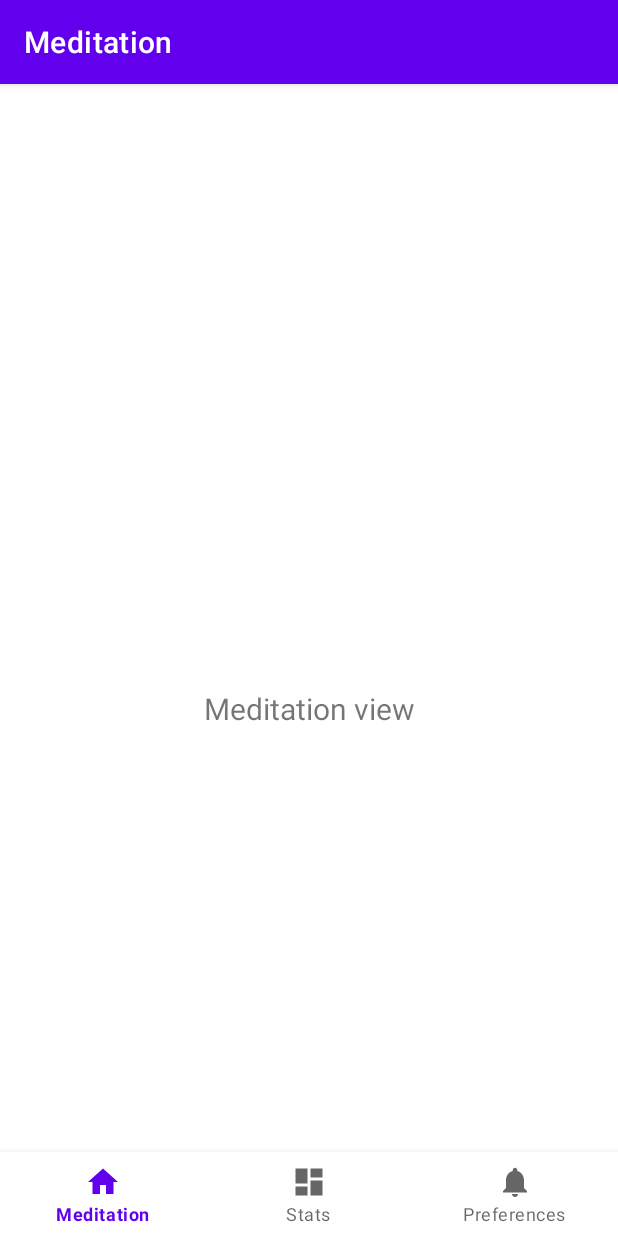
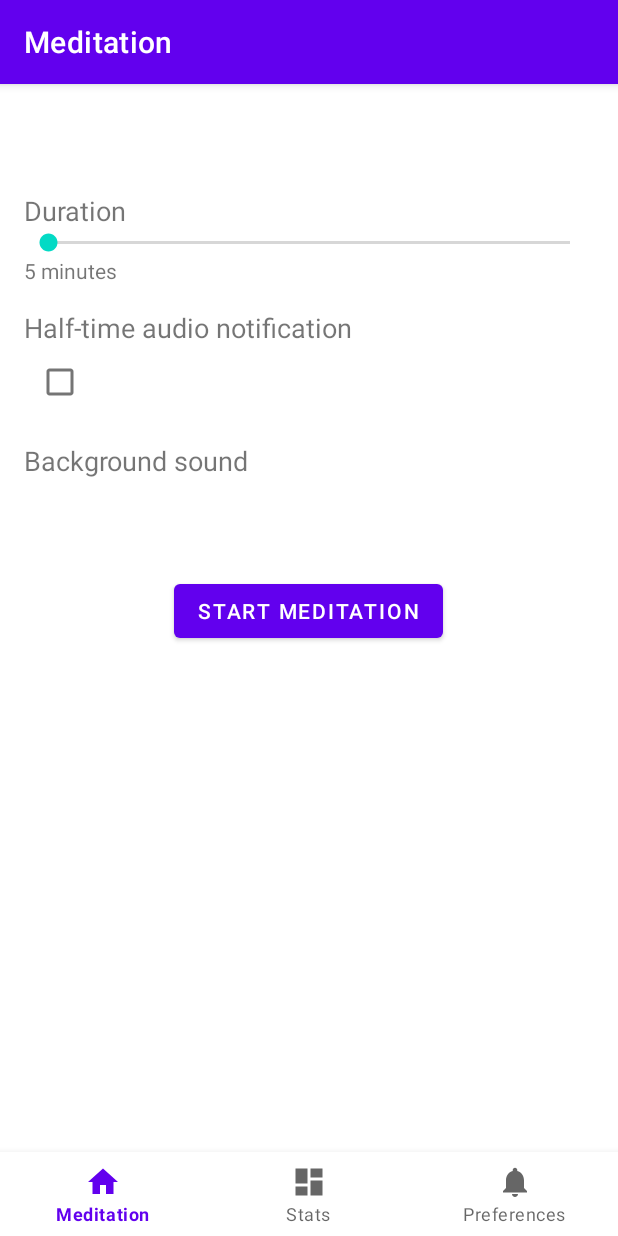
Before and after one commit to mikkac/zen_zone, an Android app: the screen it shows after launch (MainActivity), on a phone screen of 412 x 824 dp. Run offline under Robolectric (Android 15) with nearby library versions, the phone set to English and light mode, and no system bars; our stand-ins replace navigation-ui.

Commit message:
added meditation timer logic

```diff
--- a/ZenZone/app/src/main/AndroidManifest.xml
+++ b/ZenZone/app/src/main/AndroidManifest.xml
@@ -10,6 +10,7 @@
         android:label="@string/app_name"
         android:supportsRtl="true"
         android:theme="@style/Theme.ZenZone"
+        android:enableOnBackInvokedCallback="true"
         tools:targetApi="31">
         <activity
             android:name=".MainActivity"
--- a/ZenZone/app/src/main/java/zen/zone/MainActivity.java
+++ b/ZenZone/app/src/main/java/zen/zone/MainActivity.java
@@ -22,7 +22,6 @@ public class MainActivity extends AppCompatActivity {
 
         binding = ActivityMainBinding.inflate(getLayoutInflater());
         setContentView(binding.getRoot());
-
         BottomNavigationView navView = findViewById(R.id.nav_view);
         // Passing each menu ID as a set of Ids because each
         // menu should be considered as top level destinations.
@@ -33,5 +32,4 @@ public class MainActivity extends AppCompatActivity {
         NavigationUI.setupActionBarWithNavController(this, navController, appBarConfiguration);
         NavigationUI.setupWithNavController(binding.navView, navController);
     }
-
 }
--- a/ZenZone/app/src/main/java/zen/zone/ui/meditation/MeditationFragment.java
+++ /dev/null
@@ -1,37 +0,0 @@
-package zen.zone.ui.meditation;
-
-import android.os.Bundle;
-import android.view.LayoutInflater;
-import android.view.View;
-import android.view.ViewGroup;
-import android.widget.TextView;
-
-import androidx.annotation.NonNull;
-import androidx.fragment.app.Fragment;
-import androidx.lifecycle.ViewModelProvider;
-
-import zen.zone.databinding.FragmentMeditationBinding;
-
-public class MeditationFragment extends Fragment {
-
-    private FragmentMeditationBinding binding;
-
-    public View onCreateView(@NonNull LayoutInflater inflater,
-                             ViewGroup container, Bundle savedInstanceState) {
-        MeditationViewModel meditationViewModel =
-                new ViewModelProvider(this).get(MeditationViewModel.class);
-
-        binding = FragmentMeditationBinding.inflate(inflater, container, false);
-        View root = binding.getRoot();
-
-        final TextView textView = binding.textDashboard;
-        meditationViewModel.getText().observe(getViewLifecycleOwner(), textView::setText);
-        return root;
-    }
-
-    @Override
-    public void onDestroyView() {
-        super.onDestroyView();
-        binding = null;
-    }
-}
--- /dev/null
+++ b/ZenZone/app/src/main/java/zen/zone/ui/meditation/MeditationPreferencesFragment.java
@@ -0,0 +1,100 @@
+package zen.zone.ui.meditation;
+
+import android.os.Bundle;
+import android.util.Log;
+import android.view.LayoutInflater;
+import android.view.View;
+import android.view.ViewGroup;
+import android.widget.Button;
+import android.widget.CheckBox;
+import android.widget.SeekBar;
+import android.widget.Spinner;
+import android.widget.TextView;
+
+import androidx.annotation.NonNull;
+import androidx.fragment.app.Fragment;
+import androidx.navigation.fragment.NavHostFragment;
+
+import java.util.Locale;
+
+import zen.zone.R;
+
+/**
+ * A simple {@link Fragment} subclass representing the Meditation settings screen.
+ * Use the {@link MeditationPreferencesFragment#newInstance} factory method to
+ * create an instance of this fragment.
+ */
+public class MeditationPreferencesFragment extends Fragment {
+
+    public MeditationPreferencesFragment() {
+        // Required empty public constructor
+    }
+
+    /**
+     * Use this factory method to create a new instance of
+     * this fragment.
+     *
+     * @return A new instance of fragment MeditationFragment.
+     */
+    public static MeditationPreferencesFragment newInstance() {
+        return new MeditationPreferencesFragment();
+    }
+
+    @Override
+    public void onCreate(Bundle savedInstanceState) {
+        super.onCreate(savedInstanceState);
+    }
+
+    @Override
+    public View onCreateView(@NonNull LayoutInflater inflater, ViewGroup container, Bundle savedInstanceState) {
+        // Inflate the layout for this fragment
+        View view = inflater.inflate(R.layout.fragment_meditation_preferences, container, false);
+
+        SeekBar sbMeditationDuration = view.findViewById(R.id.seekBar_meditation_length);
+        final TextView tvMeditationDurationValue = view.findViewById(R.id.tv_meditation_length_value);
+        sbMeditationDuration.setOnSeekBarChangeListener(new SeekBar.OnSeekBarChangeListener() {
+            @Override
+            public void onProgressChanged(SeekBar seekBar, int progress, boolean fromUser) {
+                tvMeditationDurationValue.setText(String.format(Locale.getDefault(), "%d %s", progress + 5, getString(R.string.minutes)));
+            }
+
+            @Override
+            public void onStartTrackingTouch(SeekBar seekBar) {
+            }
+
+            @Override
+            public void onStopTrackingTouch(SeekBar seekBar) {
+            }
+        });
+
+
+        Button startMeditationButton = view.findViewById(R.id.btn_start_meditation);
+        startMeditationButton.setOnClickListener(new View.OnClickListener() {
+            @Override
+            public void onClick(View v) {
+                // Get values from UI elements
+                SeekBar meditationDurationSeekBar = view.findViewById(R.id.seekBar_meditation_length);
+                long meditationDurationMillis = (long) (meditationDurationSeekBar.getProgress() + 5) * 60 * 1000;
+
+                CheckBox halfTimeNotificationCheckBox = view.findViewById(R.id.cb_half_time_notification);
+                boolean halfTimeNotification = halfTimeNotificationCheckBox.isChecked();
+
+                Spinner backgroundSoundSpinner = view.findViewById(R.id.sp_background_sound);
+                String backgroundSound = backgroundSoundSpinner.getSelectedItem() != null ? backgroundSoundSpinner.getSelectedItem().toString() : "None";
+
+                // Pass the meditation settings as arguments to the TimerFragment
+                Bundle args = new Bundle();
+                args.putLong("meditationDurationMillis", meditationDurationMillis);
+                args.putBoolean("halfTimeNotification", halfTimeNotification);
+                args.putString("backgroundSound", backgroundSound);
+
+                // Navigate to TimerFragment with the meditation settings as arguments
+                NavHostFragment.findNavController(MeditationPreferencesFragment.this)
+                        .navigate(R.id.action_meditationFragment_to_timerFragment, args);
+            }
+        });
+
+
+        return view;
+    }
+}
--- a/ZenZone/app/src/main/res/layout/activity_main.xml
+++ b/ZenZone/app/src/main/res/layout/activity_main.xml
@@ -5,6 +5,15 @@
     android:layout_width="match_parent"
     android:layout_height="match_parent"
     android:paddingTop="?attr/actionBarSize">
+
+    <FrameLayout
+        android:id="@+id/fragment_container"
+        android:layout_width="match_parent"
+        android:layout_height="match_parent"
+        app:layout_constraintBottom_toBottomOf="parent"
+        app:layout_constraintEnd_toEndOf="parent"
+        app:layout_constraintStart_toStartOf="parent"
+        app:layout_constraintTop_toTopOf="parent" />
 
     <com.google.android.material.bottomnavigation.BottomNavigationView
         android:id="@+id/nav_view"
--- a/ZenZone/app/src/main/res/layout/fragment_meditation.xml
+++ /dev/null
@@ -1,22 +0,0 @@
-<?xml version="1.0" encoding="utf-8"?>
-<androidx.constraintlayout.widget.ConstraintLayout xmlns:android="http://schemas.android.com/apk/res/android"
-    xmlns:app="http://schemas.android.com/apk/res-auto"
-    xmlns:tools="http://schemas.android.com/tools"
-    android:layout_width="match_parent"
-    android:layout_height="match_parent"
-    tools:context=".ui.meditation.MeditationFragment">
-
-    <TextView
-        android:id="@+id/text_dashboard"
-        android:layout_width="match_parent"
-        android:layout_height="wrap_content"
-        android:layout_marginStart="8dp"
-        android:layout_marginTop="8dp"
-        android:layout_marginEnd="8dp"
-        android:textAlignment="center"
-        android:textSize="20sp"
-        app:layout_constraintBottom_toBottomOf="parent"
-        app:layout_constraintEnd_toEndOf="parent"
-        app:layout_constraintStart_toStartOf="parent"
-        app:layout_constraintTop_toTopOf="parent" />
-</androidx.constraintlayout.widget.ConstraintLayout>
--- /dev/null
+++ b/ZenZone/app/src/main/res/layout/fragment_meditation_preferences.xml
@@ -0,0 +1,84 @@
+<?xml version="1.0" encoding="utf-8"?>
+<androidx.constraintlayout.widget.ConstraintLayout xmlns:android="http://schemas.android.com/apk/res/android"
+    xmlns:app="http://schemas.android.com/apk/res-auto"
+    xmlns:tools="http://schemas.android.com/tools"
+    android:layout_width="match_parent"
+    android:layout_height="match_parent"
+    tools:context=".ui.meditation.MeditationPreferencesFragment">
+
+    <ScrollView xmlns:android="http://schemas.android.com/apk/res/android"
+        xmlns:app="http://schemas.android.com/apk/res-auto"
+        xmlns:tools="http://schemas.android.com/tools"
+        android:layout_width="match_parent"
+        android:layout_height="match_parent"
+        tools:context=".SettingsFragment">
+
+        <LinearLayout
+            android:layout_width="match_parent"
+            android:layout_height="wrap_content"
+            android:orientation="vertical"
+            android:padding="16dp">
+
+            <TextView
+                android:layout_width="wrap_content"
+                android:layout_height="wrap_content"
+                android:text="Duration"
+                android:textSize="18sp" />
+
+            <SeekBar
+                android:id="@+id/seekBar_meditation_length"
+                android:layout_width="match_parent"
+                android:layout_height="wrap_content"
+                android:max="55"
+                android:progress="0" />
+
+            <TextView
+                android:id="@+id/tv_meditation_length_value"
+                android:layout_width="wrap_content"
+                android:layout_height="wrap_content"
+                android:text="5 minutes" />
+
+            <TextView
+                android:layout_width="wrap_content"
+                android:layout_height="wrap_content"
+                android:layout_marginTop="16dp"
+                android:text="Half-time audio notification"
+                android:textSize="18sp" />
+
+            <CheckBox
+                android:id="@+id/cb_half_time_notification"
+                android:layout_width="wrap_content"
+                android:layout_height="wrap_content" />
+
+            <TextView
+                android:layout_width="wrap_content"
+                android:layout_height="wrap_content"
+                android:layout_marginTop="16dp"
+                android:text="Background sound"
+                android:textSize="18sp" />
+
+            <Spinner
+                android:id="@+id/sp_background_sound"
+                android:layout_width="0dp"
+                android:layout_height="wrap_content"
+                android:layout_marginStart="8dp"
+                android:layout_marginTop="8dp"
+                android:layout_marginEnd="16dp"
+                android:entries="@array/background_sounds"
+                app:layout_constraintEnd_toEndOf="parent"
+                app:layout_constraintStart_toStartOf="@+id/tv_background_sound"
+                app:layout_constraintTop_toBottomOf="@+id/tv_background_sound" />
+
+
+            <Button
+                android:id="@+id/btn_start_meditation"
+                android:layout_width="wrap_content"
+                android:layout_height="wrap_content"
+                android:layout_gravity="center_horizontal"
+                android:layout_marginTop="32dp"
+                android:text="Start meditation" />
+
+        </LinearLayout>
+    </ScrollView>
+
+</androidx.constraintlayout.widget.ConstraintLayout>
--- a/ZenZone/app/src/main/res/navigation/mobile_navigation.xml
+++ b/ZenZone/app/src/main/res/navigation/mobile_navigation.xml
@@ -7,9 +7,13 @@
 
     <fragment
         android:id="@+id/navigation_meditation"
-        android:name="zen.zone.ui.meditation.MeditationFragment"
+        android:name="zen.zone.ui.meditation.MeditationPreferencesFragment"
         android:label="@string/title_meditation"
-        tools:layout="@layout/fragment_meditation" />
+        tools:layout="@layout/fragment_meditation_preferences" >
+        <action
+            android:id="@+id/action_meditationFragment_to_timerFragment"
+            app:destination="@id/timerFragment" />
+    </fragment>
 
     <fragment
         android:id="@+id/navigation_stats"
@@ -22,4 +26,11 @@
         android:name="zen.zone.ui.preferences.PreferencesFragment"
         android:label="@string/title_preferences"
         tools:layout="@layout/fragment_preferences" />
+
+    <fragment
+        android:id="@+id/timerFragment"
+        android:name="zen.zone.ui.meditation.MeditationTimerFragment"
+        android:label="@string/title_meditation"
+        tools:layout="@layout/fragment_meditation_timer" />
+
 </navigation>
--- /dev/null
+++ b/ZenZone/app/src/main/res/values/arrays.xml
@@ -0,0 +1,9 @@
+<?xml version="1.0" encoding="utf-8"?>
+<resources>
+    <string-array name="background_sounds">
+        <item>None</item>
+        <item>Ocean waves</item>
+        <item>Rain</item>
+        <item>Forest</item>
+    </string-array>
+</resources>
--- a/ZenZone/app/src/main/res/values/strings.xml
+++ b/ZenZone/app/src/main/res/values/strings.xml
@@ -3,4 +3,5 @@
     <string name="title_meditation">Meditation</string>
     <string name="title_stats">Stats</string>
     <string name="title_preferences">Preferences</string>
+    <string name="minutes">min</string>
 </resources>
```
Also changed, not shown: ZenZone/app/src/main/java/zen/zone/ui/meditation/MeditationTimerFragment.java (added, +113 -0 lines), ZenZone/app/src/main/res/layout/fragment_meditation_timer.xml (added, +52 -0 lines).
